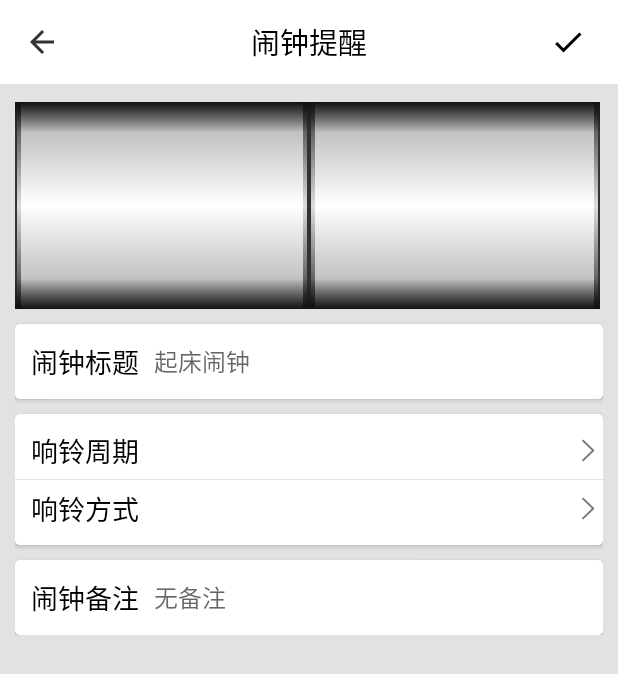
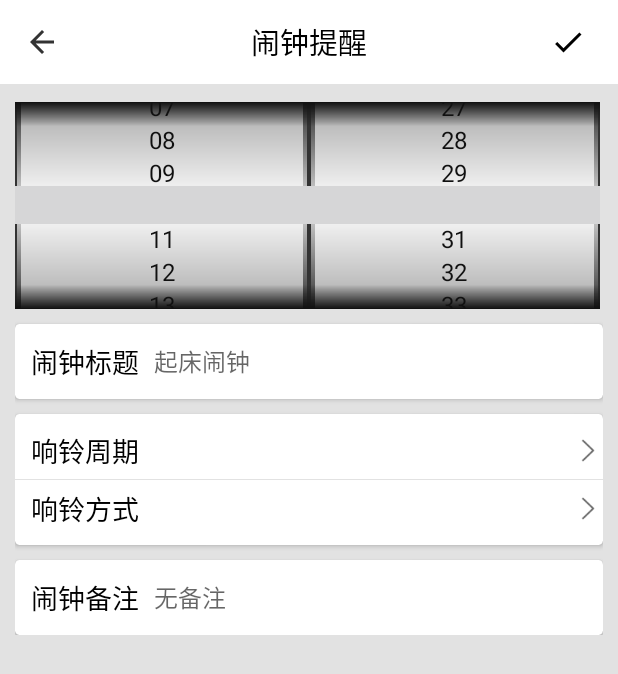
Before and after one commit to hku/appx, an Android app: the AlarmAddActivity screen opened directly, with no data from a screen before it, on a phone screen of 412 x 824 dp. Shown: the top 674 px of the screen. Run offline under Robolectric (Android 15) with nearby library versions, the phone set to English and light mode, and no system bars; our stand-ins replace ButterKnife; libraries missing offline, so code that uses them is left out: com.afollestad.materialdialogs.

Commit message:
闹钟添加页面逻辑

```diff
--- a/photo365/app/src/main/java/com/chinaso/record/activity/AlarmAddActivity.java
+++ b/photo365/app/src/main/java/com/chinaso/record/activity/AlarmAddActivity.java
@@ -2,11 +2,20 @@ package com.chinaso.record.activity;
 
 import android.support.v7.widget.Toolbar;
 import android.view.View;
+import android.widget.LinearLayout;
+import android.widget.TextView;
 
+import com.afollestad.materialdialogs.MaterialDialog;
 import com.chinaso.record.R;
+import com.chinaso.record.adapter.DateArrayAdapter;
 import com.chinaso.record.base.BaseActivity;
+import com.chinaso.record.widget.wheelview.WheelView;
+
+import java.util.Calendar;
+import java.util.Locale;
 
 import butterknife.BindView;
+import butterknife.OnClick;
 
 /**
  * author: zhanghe
@@ -18,6 +27,26 @@ public class AlarmAddActivity extends BaseActivity {
 
     @BindView(R.id.toolbar)
     Toolbar toolbar;
+    @BindView(R.id.hour)
+    WheelView hourWheelView;
+    @BindView(R.id.minute)
+    WheelView minuteWheelView;
+    @BindView(R.id.cycle_llyt)
+    LinearLayout cycleLLyt;
+    @BindView(R.id.cycle_tv)
+    TextView cycleTv;
+    @BindView(R.id.how_warn_tv)
+    TextView bellTv;
+
+    private String[] hours = new String[]{"00", "01", "02", "03", "04", "05", "06", "07", "08", "09", "10", "11", "12", "13", "14", "15", "16", "17", "18", "19", "20", "21", "22", "23"};
+    private String[] mimutes = new String[]{"00", "01", "02", "03", "04", "05", "06", "07", "08", "09", "10", "11", "12", "13", "14", "15", "16", "17", "18", "19", "20", "21", "22", "23", "24", "25", "26", "27", "28", "29", "30", "31", "32", "33", "34", "35", "36", "37", "38", "39", "40", "41", "42", "43", "44", "45", "46", "47", "48", "49", "50", "51", "52", "53", "54", "55", "56", "57", "58", "59"};
+
+
+    private int nowDay;
+    private int nowHour;
+    private int nowMinute;
+    private int nowMonth;
+    private int nowYear;
 
     @Override
     protected int getLayoutResId() {
@@ -33,10 +62,91 @@ public class AlarmAddActivity extends BaseActivity {
                 finish();
             }
         });
+        getNowdate();
+        initTimeView();
+    }
+
+    /**
+     * 初始化小时分钟 wheelview
+     */
+    private void initTimeView() {
+        this.hourWheelView.setViewAdapter(new DateArrayAdapter(this, this.hours, this.nowHour));
+        this.minuteWheelView.setViewAdapter(new DateArrayAdapter(this, this.mimutes, this.nowMinute));
+        this.hourWheelView.setCurrentItem(this.nowHour);
+        this.minuteWheelView.setCurrentItem(this.nowMinute);
+        this.hourWheelView.setCyclic(true);
+        this.minuteWheelView.setCyclic(true);
     }
 
     @Override
     protected void business() {
 
     }
+
+    /**
+     * 获取当前的日期
+     */
+    public void getNowdate() {
+        Calendar ca = Calendar.getInstance(Locale.CHINA);
+        this.nowYear = ca.get(Calendar.YEAR);
+        this.nowMonth = ca.get(Calendar.MONTH) + 1;
+        this.nowDay = ca.get(Calendar.DAY_OF_MONTH);
+        this.nowHour = ca.get(Calendar.HOUR_OF_DAY);
+        this.nowMinute = ca.get(Calendar.MINUTE);
+    }
+
+    @OnClick({R.id.cycle_llyt, R.id.how_warn_llyt})
+    public void onClick(View view) {
+        switch (view.getId()) {
+            //响铃周期
+            case R.id.cycle_llyt:
+                showCycleDialog();
+                break;
+            //响铃方式
+            case R.id.how_warn_llyt:
+                showRingBellDialog();
+                break;
+        }
+    }
+
+    /**
+     * 显示响铃周期选择框
+     */
+    private void showCycleDialog() {
+        new MaterialDialog.Builder(this)
+                .title(R.string.activity_alarm_clock_cycle)
+                .items(R.array.cycle)
+                .itemsCallbackSingleChoice(
+                        0,
+                        new MaterialDialog.ListCallbackSingleChoice() {
+                            @Override
+                            public boolean onSelection(MaterialDialog dialog, View itemView, int which, CharSequence text) {
+                                cycleTv.setText(text.toString());
+                                return true;
+                            }
+                        })
+                .positiveText(R.string.ok)
+                .show();
+    }
+
+
+    /**
+     * 显示响铃方式选择框
+     */
+    private void showRingBellDialog() {
+        new MaterialDialog.Builder(this)
+                .title(R.string.activity_alarm_clock_how_warn)
+                .items(R.array.bell)
+                .itemsCallbackSingleChoice(
+                        0,
+                        new MaterialDialog.ListCallbackSingleChoice() {
+                            @Override
+                            public boolean onSelection(MaterialDialog dialog, View itemView, int which, CharSequence text) {
+                                bellTv.setText(text.toString());
+                                return true;
+                            }
+                        })
+                .positiveText(R.string.ok)
+                .show();
+    }
 }
--- /dev/null
+++ b/photo365/app/src/main/java/com/chinaso/record/adapter/DateArrayAdapter.java
@@ -0,0 +1,36 @@
+package com.chinaso.record.adapter;
+
+import android.content.Context;
+import android.graphics.Typeface;
+import android.view.View;
+import android.view.ViewGroup;
+import android.widget.TextView;
+
+import com.chinaso.record.widget.wheelview.ArrayWheelAdapter;
+
+/**
+ * author: zhanghe
+ * created on: 2018/6/25 15:32
+ * description:
+ */
+
+public class DateArrayAdapter extends ArrayWheelAdapter<String> {
+    int currentItem;
+    int currentValue;
+
+    public DateArrayAdapter(Context context, String[] items, int current) {
+        super(context, items);
+        this.currentValue = current;
+        setTextSize(16);
+    }
+
+    protected void configureTextView(TextView view) {
+        super.configureTextView(view);
+        view.setTypeface(Typeface.SANS_SERIF);
+    }
+
+    public View getItem(int index, View cachedView, ViewGroup parent) {
+        this.currentItem = index;
+        return super.getItem(index, cachedView, parent);
+    }
+}
--- a/photo365/app/src/main/res/values/strings.xml
+++ b/photo365/app/src/main/res/values/strings.xml
@@ -14,4 +14,18 @@
     <string name="activity_alarm_clock_how_warn">响铃方式</string>
     <string name="activity_alarm_clock_remark">闹钟备注</string>
     <string name="activity_alarm_clock_remark_hint">无备注</string>
+    <string name="ok">确定</string>
+
+    <string-array name="cycle">
+        <item>每天一次</item>
+        <item>周一至周五</item>
+        <item>休息日</item>
+        <item>响铃一次</item>
+    </string-array>
+
+    <string-array name="bell">
+        <item>响铃</item>
+        <item>振动</item>
+        <item>响铃并振动</item>
+    </string-array>
 </resources>
```
